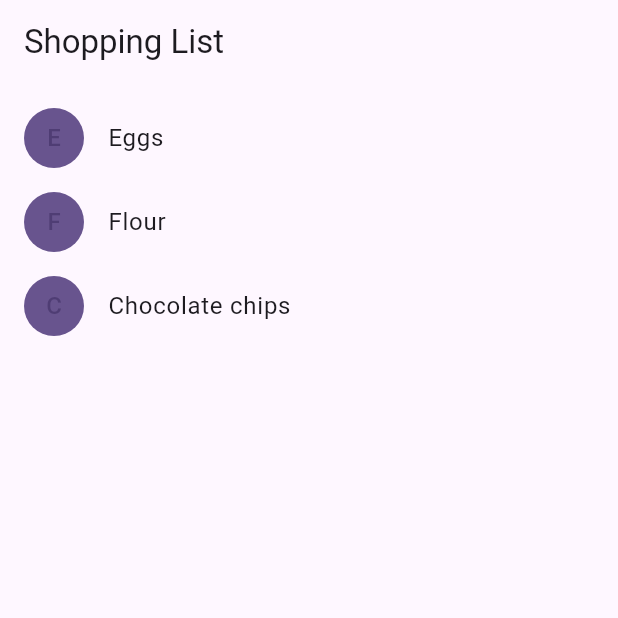
After one commit to pop1234o/FlutterPracice, a Flutter app: the ShoppingList screen opened directly, on a phone screen of 412 x 824 dp, the top half of it. The commit adds this screen. Run offline on Flutter 3.47's test engine with Material 3 defaults, Android fonts, the phone set to English and light mode, and no system bars.

Commit message:
feat:添加了知识

```diff
--- /dev/null
+++ b/lib/flutter/flutter_list.dart
@@ -0,0 +1,128 @@
+import 'package:flutter/material.dart';
+
+class Product {
+  const Product({required this.name});
+
+  final String name;
+}
+
+typedef CartChangedCallback = Function(Product product, bool inCart);
+
+class ShoppingListItem extends StatelessWidget {
+  ShoppingListItem({
+    required this.product,
+    required this.inCart,
+    required this.onCartChanged,
+  }) : super(key: ObjectKey(product));
+
+  final Product product;
+  final bool inCart;
+  final CartChangedCallback onCartChanged;
+
+  Color _getColor(BuildContext context) {
+    // The theme depends on the BuildContext because different
+    // parts of the tree can have different themes.
+    // The BuildContext indicates where the build is
+    // taking place and therefore which theme to use.
+
+    return inCart //
+        ? Colors.black54
+        : Theme.of(context).primaryColor;
+  }
+
+  TextStyle? _getTextStyle(BuildContext context) {
+    if (!inCart) return null;
+
+    return const TextStyle(
+      color: Colors.black54,
+      decoration: TextDecoration.lineThrough,
+    );
+  }
+
+  @override
+  Widget build(BuildContext context) {
+    return ListTile(
+      onTap: () {
+        onCartChanged(product, inCart);
+      },
+      leading: CircleAvatar(
+        backgroundColor: _getColor(context),
+        child: Text(product.name[0]),
+      ),
+      title: Text(
+        product.name,
+        style: _getTextStyle(context),
+      ),
+    );
+  }
+}
+
+class ShoppingList extends StatefulWidget {
+  const ShoppingList({required this.products, super.key});
+
+  final List<Product> products;
+
+  // The framework calls createState the first time
+  // a widget appears at a given location in the tree.
+  // If the parent rebuilds and uses the same type of
+  // widget (with the same key), the framework re-uses
+  // the State object instead of creating a new State object.
+  // 第一次createState
+
+  @override
+  State<ShoppingList> createState() => _ShoppingListState();
+}
+
+class _ShoppingListState extends State<ShoppingList> {
+  final _shoppingCart = <Product>{};
+
+  void _handleCartChanged(Product product, bool inCart) {
+    //通知刷新，这个控件 重新调用build 方法
+    setState(() {
+      // When a user changes what's in the cart, you need
+      // to change _shoppingCart inside a setState call to
+      // trigger a rebuild.
+      // The framework then calls build, below,
+      // which updates the visual appearance of the app.
+
+      if (!inCart) {
+        _shoppingCart.add(product);
+      } else {
+        _shoppingCart.remove(product);
+      }
+    });
+  }
+
+  @override
+  Widget build(BuildContext context) {
+    return Scaffold(
+      appBar: AppBar(
+        title: const Text('Shopping List'),
+      ),
+      body: ListView(
+        padding: const EdgeInsets.symmetric(vertical: 8),
+        //这里做了一个 list转换
+        children: widget.products.map((product) {
+          return ShoppingListItem(
+            product: product,
+            inCart: _shoppingCart.contains(product),
+            onCartChanged: _handleCartChanged,
+          );
+        }).toList(),
+      ),
+    );
+  }
+}
+
+void main() {
+  runApp(const MaterialApp(
+    title: 'Shopping App',
+    home: ShoppingList(
+      products: [
+        Product(name: 'Eggs'),
+        Product(name: 'Flour'),
+        Product(name: 'Chocolate chips'),
+      ],
+    ),
+  ));
+}
```
Also changed, not shown: lib/dart_third.dart (added, +259 -0 lines), lib/flutter/flutter_main.dart (added, +95 -0 lines), lib/flutter/flutter_net_list.dart (added, +73 -0 lines), lib/dart_second.dart (line endings or trailing spaces).
